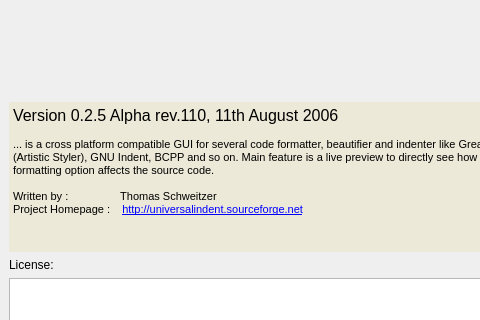
yuhaoth/univsalindent, file src/aboutdialog.ui: the form before one commit; both pictures show x 0 to 480 and y 0 to 320 of the 588 by 499 pixel window.
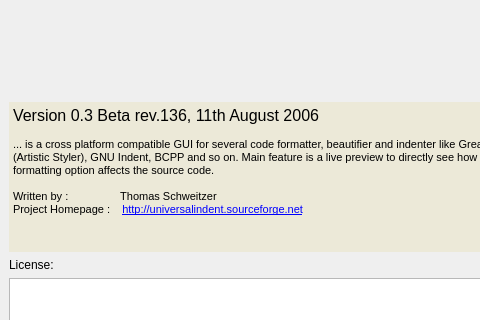
The form after the commit. Icons and pictures are not drawn.

```diff
--- a/src/aboutdialog.ui
+++ b/src/aboutdialog.ui
@@ -366,7 +366,7 @@
       <enum>QFrame::NoFrame</enum>
      </property>
      <property name="html" >
-      <string>&lt;html>&lt;head>&lt;meta name="qrichtext" content="1" />&lt;/head>&lt;body style=" white-space: pre-wrap; font-family:MS Shell Dlg; font-size:8.25pt; font-weight:400; font-style:normal; text-decoration:none;">&lt;p style=" margin-top:0px; margin-bottom:0px; margin-left:0px; margin-right:0px; -qt-block-indent:0; text-indent:0px; font-size:8pt;">&lt;span style=" font-family:MS Shell Dlg 2; font-size:12pt;">Version 0.2.5 Alpha rev.110, 11th August 2006&lt;/span>&lt;/p>&lt;p style="-qt-paragraph-type:empty; margin-top:0px; margin-bottom:0px; margin-left:0px; margin-right:0px; -qt-block-indent:0; text-indent:0px; font-family:MS Shell Dlg 2; font-size:8pt;">&lt;/p>&lt;p style=" margin-top:0px; margin-bottom:0px; margin-left:0px; margin-right:0px; -qt-block-indent:0; text-indent:0px; font-family:MS Shell Dlg 2; font-size:8pt;">... is a cross platform compatible GUI for several code formatter, beautifier and indenter like GreatCode, AStyle (Artistic Styler), GNU Indent, BCPP and so on. Main feature is a live preview to directly see how the selected formatting option affects the source code.&lt;/p>&lt;p style="-qt-paragraph-type:empty; margin-top:0px; margin-bottom:0px; margin-left:0px; margin-right:0px; -qt-block-indent:0; text-indent:0px; font-family:MS Shell Dlg 2; font-size:8pt;">&lt;/p>&lt;p style=" margin-top:0px; margin-bottom:0px; margin-left:0px; margin-right:0px; -qt-block-indent:0; text-indent:0px; font-family:MS Shell Dlg 2; font-size:8pt;">Written by :  	         Thomas Schweitzer&lt;/p>&lt;p style=" margin-top:0px; margin-bottom:0px; margin-left:0px; margin-right:0px; -qt-block-indent:0; text-indent:0px; font-family:MS Shell Dlg 2; font-size:8pt;">Project Homepage :    &lt;span style=" text-decoration: underline; color:#0000ff;">http://universalindent.sourceforge.net&lt;/span>&lt;/p>&lt;/body>&lt;/html></string>
+      <string>&lt;html>&lt;head>&lt;meta name="qrichtext" content="1" />&lt;/head>&lt;body style=" white-space: pre-wrap; font-family:MS Shell Dlg; font-size:8.25pt; font-weight:400; font-style:normal; text-decoration:none;">&lt;p style=" margin-top:0px; margin-bottom:0px; margin-left:0px; margin-right:0px; -qt-block-indent:0; text-indent:0px; font-size:8pt;">&lt;span style=" font-family:MS Shell Dlg 2; font-size:12pt;">Version 0.3 Beta rev.136, 11th August 2006&lt;/span>&lt;/p>&lt;p style="-qt-paragraph-type:empty; margin-top:0px; margin-bottom:0px; margin-left:0px; margin-right:0px; -qt-block-indent:0; text-indent:0px; font-family:MS Shell Dlg 2; font-size:8pt;">&lt;/p>&lt;p style=" margin-top:0px; margin-bottom:0px; margin-left:0px; margin-right:0px; -qt-block-indent:0; text-indent:0px; font-family:MS Shell Dlg 2; font-size:8pt;">... is a cross platform compatible GUI for several code formatter, beautifier and indenter like GreatCode, AStyle (Artistic Styler), GNU Indent, BCPP and so on. Main feature is a live preview to directly see how the selected formatting option affects the source code.&lt;/p>&lt;p style="-qt-paragraph-type:empty; margin-top:0px; margin-bottom:0px; margin-left:0px; margin-right:0px; -qt-block-indent:0; text-indent:0px; font-family:MS Shell Dlg 2; font-size:8pt;">&lt;/p>&lt;p style=" margin-top:0px; margin-bottom:0px; margin-left:0px; margin-right:0px; -qt-block-indent:0; text-indent:0px; font-family:MS Shell Dlg 2; font-size:8pt;">Written by :  	         Thomas Schweitzer&lt;/p>&lt;p style=" margin-top:0px; margin-bottom:0px; margin-left:0px; margin-right:0px; -qt-block-indent:0; text-indent:0px; font-family:MS Shell Dlg 2; font-size:8pt;">Project Homepage :    &lt;span style=" text-decoration: underline; color:#0000ff;">http://universalindent.sourceforge.net&lt;/span>&lt;/p>&lt;/body>&lt;/html></string>
      </property>
     </widget>
    </item>
```
